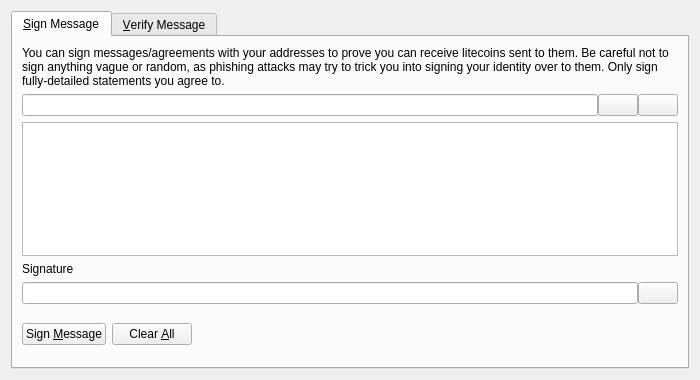
ShorelineCrypto/nengcoin, file src/qt/forms/signverifymessagedialog.ui: the form before one commit.
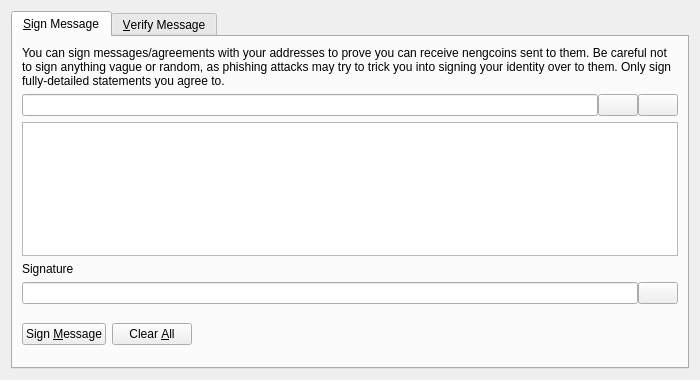
The form after the commit. Icons and pictures are not drawn. Custom widgets are drawn as their Qt base class.

Commit message: rename litecoin to nengcoin

Patch:
```diff
--- a/src/qt/forms/signverifymessagedialog.ui
+++ b/src/qt/forms/signverifymessagedialog.ui
@@ -30,7 +30,7 @@
        <item>
         <widget class="QLabel" name="infoLabel_SM">
          <property name="text">
-          <string>You can sign messages/agreements with your addresses to prove you can receive litecoins sent to them. Be careful not to sign anything vague or random, as phishing attacks may try to trick you into signing your identity over to them. Only sign fully-detailed statements you agree to.</string>
+          <string>You can sign messages/agreements with your addresses to prove you can receive nengcoins sent to them. Be careful not to sign anything vague or random, as phishing attacks may try to trick you into signing your identity over to them. Only sign fully-detailed statements you agree to.</string>
          </property>
          <property name="textFormat">
           <enum>Qt::PlainText</enum>
```
Left out of the diff: 8 changed lines with no effect on the pictures. The commit also changes 195 other files.
